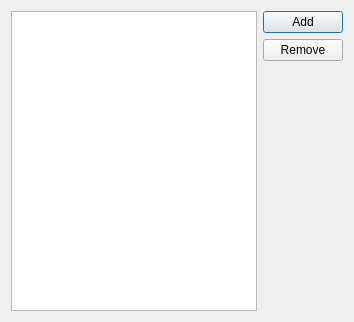
lucianodato/JI-quotes, file topicsdialog.ui: the form before one commit.
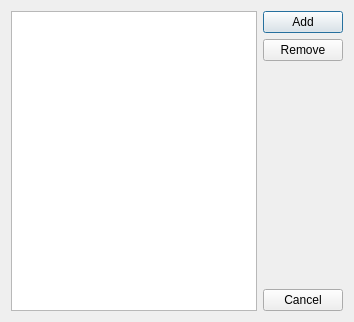
The form after the commit. Icons and pictures are not drawn.

Diff of the .ui file:
```diff
--- a/topicsdialog.ui
+++ b/topicsdialog.ui
@@ -31,6 +31,17 @@
    <item row="0" column="0" rowspan="4" colspan="2">
     <widget class="QListView" name="listView"/>
    </item>
+   <item row="3" column="2">
+    <widget class="QPushButton" name="CancelButton">
+     <property name="text">
+      <string>Cancel</string>
+     </property>
+     <property name="icon">
+      <iconset resource="icons.qrc">
+       <normaloff>:/custom-icons/circle-x.svg</normaloff>:/custom-icons/circle-x.svg</iconset>
+     </property>
+    </widget>
+   </item>
   </layout>
  </widget>
  <resources/>
```
Left out of the diff: 12 changed lines with no effect on the pictures.
